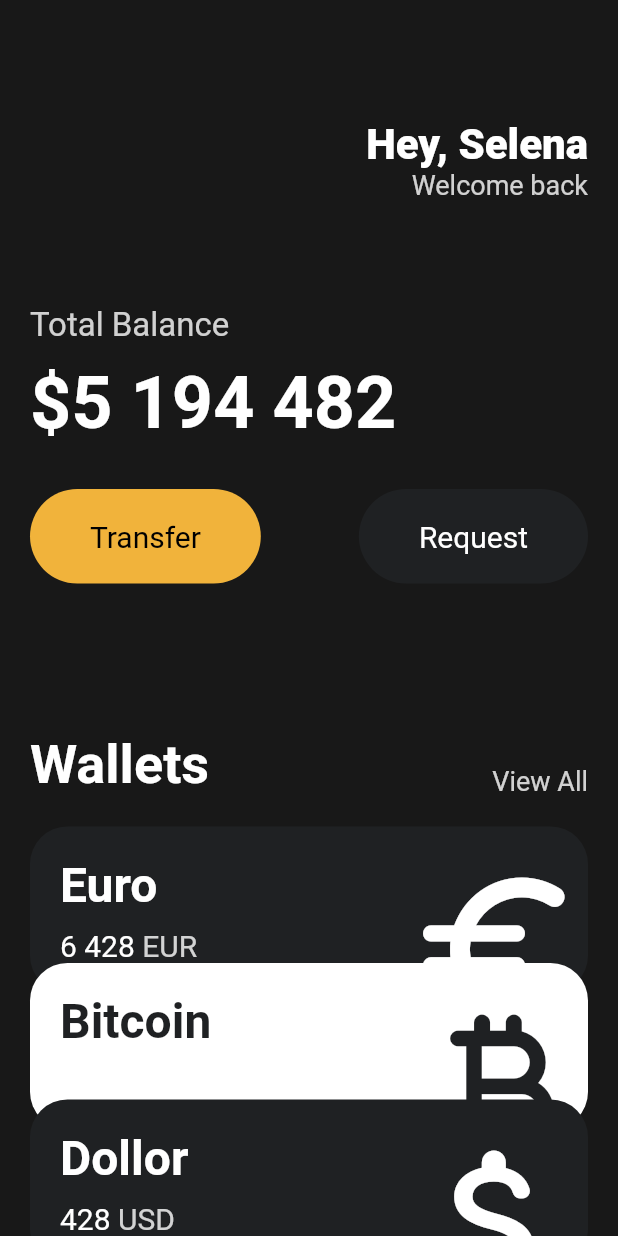
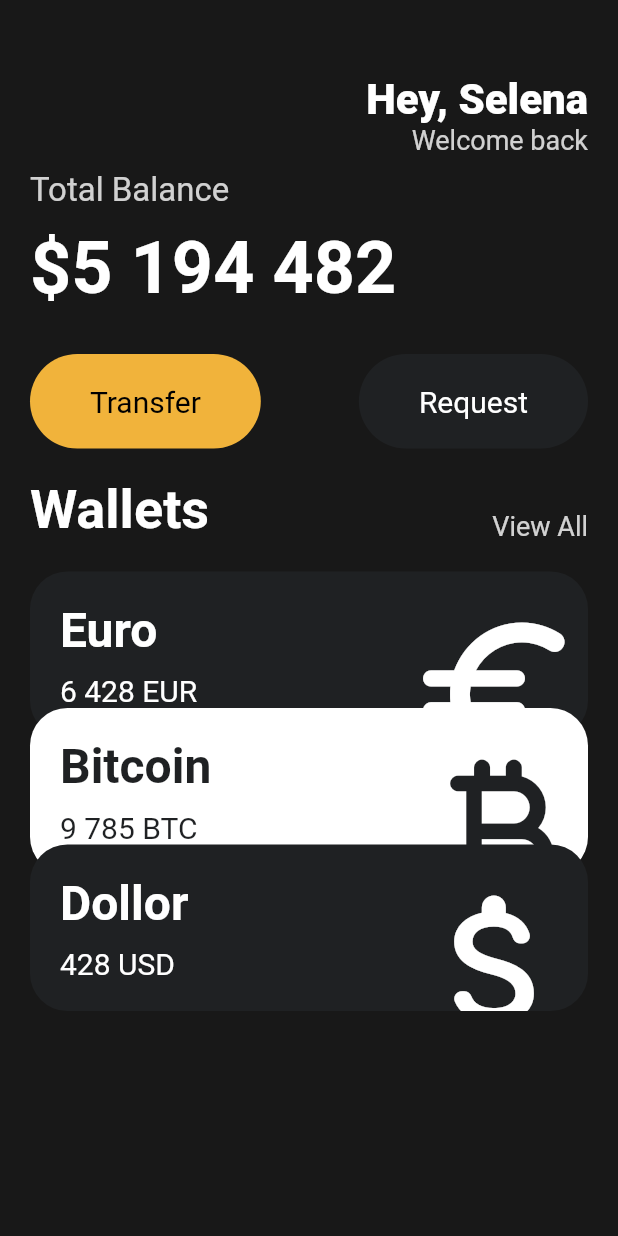
Before and after one commit to sol92824/flutter, a Flutter app: the screen it shows after launch, on a phone screen of 412 x 824 dp. Run offline on Flutter 3.47's test engine with Material 2 defaults, Android fonts, the phone set to English and light mode, and no system bars.

Commit message:
first completion

```diff
--- a/lib/main.dart
+++ b/lib/main.dart
@@ -23,7 +23,7 @@ class App extends StatelessWidget {
                 crossAxisAlignment: CrossAxisAlignment.start,
                 children: [
                   const SizedBox(
-                    height: 80,
+                    height: 50,
                   ),
                   Row(
                     mainAxisAlignment: MainAxisAlignment.end,
@@ -47,7 +47,7 @@ class App extends StatelessWidget {
                     ],
                   ),
                   const SizedBox(
-                    height: 70,
+                    height: 10,
                   ),
                   Text(
                     'Total Balance',
@@ -86,7 +86,7 @@ class App extends StatelessWidget {
                     ],
                   ),
                   const SizedBox(
-                    height: 100,
+                    height: 20,
                   ),
                   Row(
                     crossAxisAlignment: CrossAxisAlignment.end,
--- a/lib/widgets/currency_card.dart
+++ b/lib/widgets/currency_card.dart
@@ -48,8 +48,8 @@ class CurrencyCard extends StatelessWidget {
                   children: [
                     Text(
                       amount,
-                      style: const TextStyle(
-                        color: Colors.white,
+                      style: TextStyle(
+                        color: isInverted ? blackColor : Colors.white,
                         fontSize: 20,
                       ),
                     ),
@@ -59,7 +59,7 @@ class CurrencyCard extends StatelessWidget {
                     Text(
                       code,
                       style: TextStyle(
-                        color: Colors.white.withOpacity(0.8),
+                        color: isInverted ? blackColor : Colors.white,
                         fontSize: 20,
                       ),
                     ),
```
